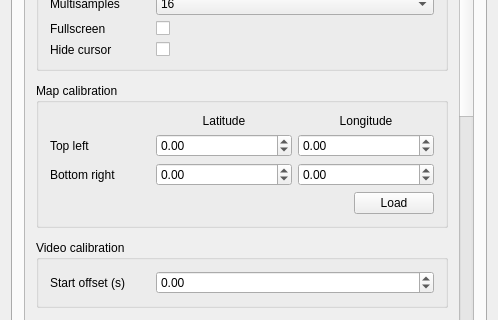
Old version of the form src/MainWindow.ui in the repository mikoro/orientview; both pictures show x 0 to 498 and y 195 to 515 of the 498 by 613 pixel window.
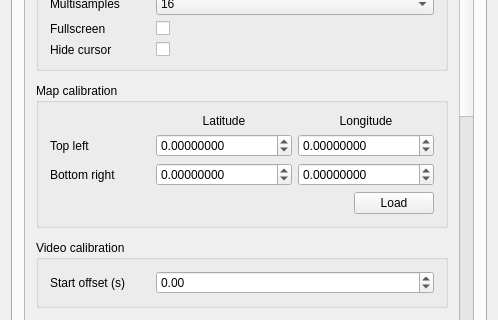
New version of the form. Icons and pictures are not drawn.

Diff of the .ui file:
```diff
--- a/src/MainWindow.ui
+++ b/src/MainWindow.ui
@@ -198,7 +198,7 @@
            <property name="geometry">
             <rect>
              <x>0</x>
-             <y>-499</y>
+             <y>0</y>
              <width>437</width>
              <height>974</height>
             </rect>
@@ -555,6 +555,9 @@
                  <property name="toolTip">
                   <string>Bottom right longitude</string>
                  </property>
+                 <property name="decimals">
+                  <number>8</number>
+                 </property>
                  <property name="minimum">
                   <double>-180.000000000000000</double>
                  </property>
@@ -574,6 +577,9 @@
                  <property name="toolTip">
                   <string>Top left longitude</string>
                  </property>
+                 <property name="decimals">
+                  <number>8</number>
+                 </property>
                  <property name="minimum">
                   <double>-180.000000000000000</double>
                  </property>
@@ -593,6 +599,9 @@
                  <property name="toolTip">
                   <string>Top left latitude</string>
                  </property>
+                 <property name="decimals">
+                  <number>8</number>
+                 </property>
                  <property name="minimum">
                   <double>-90.000000000000000</double>
                  </property>
@@ -612,6 +621,9 @@
                  <property name="toolTip">
                   <string>Bottom right latitude</string>
                  </property>
+                 <property name="decimals">
+                  <number>8</number>
+                 </property>
                  <property name="minimum">
                   <double>-90.000000000000000</double>
                  </property>
```
Left out of the diff: 4 changed lines with no effect on the pictures.
